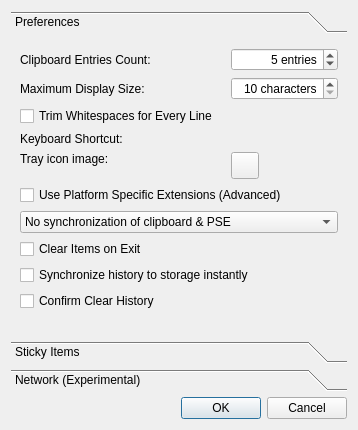
pvanek/qlipper, file src/qlipperpreferencesdialog.ui: the form before one commit.
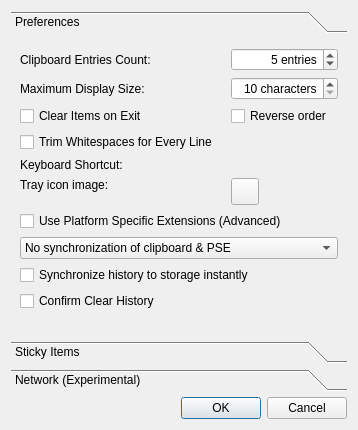
The form after the commit. Custom widgets are drawn as their Qt base class.

Commit message: Add new option "Reverse order"

```diff
--- a/src/qlipperpreferencesdialog.ui
+++ b/src/qlipperpreferencesdialog.ui
@@ -42,10 +42,17 @@
        <string>Preferences</string>
       </attribute>
       <layout class="QGridLayout" name="gridLayout">
-       <item row="0" column="0">
-        <widget class="QLabel" name="label">
+       <item row="10" column="0">
+        <widget class="QCheckBox" name="confirmOnClear">
          <property name="text">
-          <string>Clipboard Entries Count:</string>
+          <string>Confirm Clear History</string>
+         </property>
+        </widget>
+       </item>
+       <item row="4" column="1">
+        <widget class="QKeySequenceWidget" name="shortcutWidget" native="true">
+         <property name="toolTip">
+          <string>Change global keyboard shortcut to invoke the menu on screen</string>
          </property>
         </widget>
        </item>
@@ -97,7 +104,14 @@
          </property>
         </widget>
        </item>
-       <item row="2" column="0" colspan="2">
+       <item row="0" column="0">
+        <widget class="QLabel" name="label">
+         <property name="text">
+          <string>Clipboard Entries Count:</string>
+         </property>
+        </widget>
+       </item>
+       <item row="3" column="0" colspan="2">
         <widget class="QCheckBox" name="trimCheckBox">
          <property name="toolTip">
           <string>Useful for bigger text blocks copied for example from dummy terminals (minicom, etc.)</string>
@@ -107,21 +121,7 @@
          </property>
         </widget>
        </item>
-       <item row="3" column="0">
-        <widget class="QLabel" name="keyboardShortcutLabel">
-         <property name="text">
-          <string>Keyboard Shortcut:</string>
-         </property>
-        </widget>
-       </item>
-       <item row="3" column="1">
-        <widget class="QKeySequenceWidget" name="shortcutWidget" native="true">
-         <property name="toolTip">
-          <string>Change global keyboard shortcut to invoke the menu on screen</string>
-         </property>
-        </widget>
-       </item>
-       <item row="4" column="0">
+       <item row="5" column="0">
         <widget class="QLabel" name="label_3">
          <property name="text">
           <string>Tray icon image:</string>
@@ -131,23 +131,7 @@
          </property>
         </widget>
        </item>
-       <item row="4" column="1">
-        <widget class="QToolButton" name="buttonIconImage">
-         <property name="text">
-          <string/>
-         </property>
-         <property name="iconSize">
-          <size>
-           <width>20</width>
-           <height>20</height>
-          </size>
-         </property>
-         <property name="popupMode">
-          <enum>QToolButton::InstantPopup</enum>
-         </property>
-        </widget>
-       </item>
-       <item row="5" column="0" colspan="2">
+       <item row="6" column="0" colspan="2">
         <widget class="QCheckBox" name="platformExtensionsCheckBox">
          <property name="toolTip">
           <string>Use clipboard extensions (X11 Selections, OS X Find Buffer) when it's supported</string>
@@ -157,40 +141,14 @@
          </property>
         </widget>
        </item>
-       <item row="6" column="0" colspan="2">
-        <widget class="QComboBox" name="synchronizePSE">
-         <item>
-          <property name="text">
-           <string>No synchronization of clipboard &amp; PSE</string>
-          </property>
-         </item>
-         <item>
-          <property name="text">
-           <string>Synchronize clipboard &amp; PSE when item selected</string>
-          </property>
-         </item>
-         <item>
-          <property name="text">
-           <string>Synchronize clipboard &amp; PSE instantly</string>
-          </property>
-         </item>
-        </widget>
-       </item>
-       <item row="7" column="0" colspan="2">
-        <widget class="QCheckBox" name="clearItemsOnExit">
-         <property name="text">
-          <string>Clear Items on Exit</string>
-         </property>
-        </widget>
-       </item>
-       <item row="8" column="0" colspan="2">
+       <item row="9" column="0" colspan="2">
         <widget class="QCheckBox" name="synchronizeHistory">
          <property name="text">
           <string>Synchronize history to storage instantly</string>
          </property>
         </widget>
        </item>
-       <item row="10" column="0" colspan="2">
+       <item row="11" column="0" colspan="2">
         <spacer name="verticalSpacer">
          <property name="orientation">
           <enum>Qt::Vertical</enum>
@@ -203,10 +161,62 @@
          </property>
         </spacer>
        </item>
-       <item row="9" column="0">
-        <widget class="QCheckBox" name="confirmOnClear">
+       <item row="7" column="0" colspan="2">
+        <widget class="QComboBox" name="synchronizePSE">
+         <item>
+          <property name="text">
+           <string>No synchronization of clipboard &amp; PSE</string>
+          </property>
+         </item>
+         <item>
+          <property name="text">
+           <string>Synchronize clipboard &amp; PSE when item selected</string>
+          </property>
+         </item>
+         <item>
+          <property name="text">
+           <string>Synchronize clipboard &amp; PSE instantly</string>
+          </property>
+         </item>
+        </widget>
+       </item>
+       <item row="5" column="1">
+        <widget class="QToolButton" name="buttonIconImage">
          <property name="text">
-          <string>Confirm Clear History</string>
+          <string/>
+         </property>
+         <property name="iconSize">
+          <size>
+           <width>20</width>
+           <height>20</height>
+          </size>
+         </property>
+         <property name="popupMode">
+          <enum>QToolButton::InstantPopup</enum>
+         </property>
+        </widget>
+       </item>
+       <item row="4" column="0">
+        <widget class="QLabel" name="keyboardShortcutLabel">
+         <property name="text">
+          <string>Keyboard Shortcut:</string>
+         </property>
+        </widget>
+       </item>
+       <item row="2" column="0">
+        <widget class="QCheckBox" name="clearItemsOnExit">
+         <property name="text">
+          <string>Clear Items on Exit</string>
+         </property>
+        </widget>
+       </item>
+       <item row="2" column="1">
+        <widget class="QCheckBox" name="reverseOrder">
+         <property name="toolTip">
+          <string>Newly copied data appears at end of the menu</string>
+         </property>
+         <property name="text">
+          <string>Reverse order</string>
          </property>
         </widget>
        </item>
```
